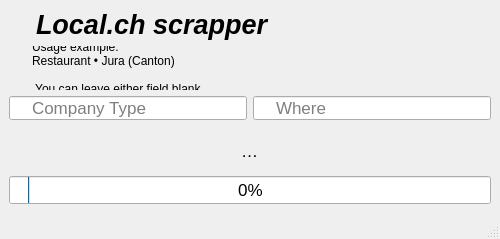
First picture: the form in src/main/resources/base/gui/mainwindow.ui, repository Luc-Bertin/Qt-GUI, before the edit.
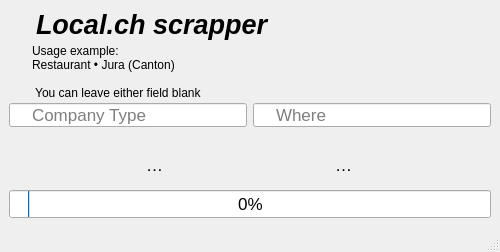
Second picture: the form after the edit.

Commit message: progress bar updated more often for responsiveness, added QFileDialog for changing output destination, added UI button and a few changes in UI

The edit to the form file:
```diff
--- a/src/main/resources/base/gui/mainwindow.ui
+++ b/src/main/resources/base/gui/mainwindow.ui
@@ -7,7 +7,7 @@
     <x>0</x>
     <y>0</y>
     <width>500</width>
-    <height>239</height>
+    <height>252</height>
    </rect>
   </property>
   <property name="minimumSize">
@@ -19,7 +19,7 @@
   <property name="maximumSize">
    <size>
     <width>500</width>
-    <height>300</height>
+    <height>252</height>
    </size>
   </property>
   <property name="font">
@@ -33,6 +33,12 @@
   <property name="windowTitle">
    <string>FlashDesign - Local.ch scraper</string>
   </property>
+  <property name="iconSize">
+   <size>
+    <width>64</width>
+    <height>64</height>
+   </size>
+  </property>
   <widget class="QWidget" name="centralwidget">
    <property name="maximumSize">
     <size>
@@ -120,12 +126,47 @@
       </item>
      </layout>
     </item>
-    <item alignment="Qt::AlignHCenter|Qt::AlignVCenter">
+    <item>
+     <layout class="QHBoxLayout" name="horizontalLayout_2">
+      <item>
+       <widget class="QToolButton" name="SaveTo">
+        <property name="minimumSize">
+         <size>
+          <width>64</width>
+          <height>64</height>
+         </size>
+        </property>
+        <property name="baseSize">
+         <size>
+          <width>64</width>
+          <height>64</height>
+         </size>
+        </property>
+        <property name="styleSheet">
+         <string notr="true">border: none;
+margin-top: 15px; 
+margin-bottom: 15px;
+width: 32px;
+height: 32px;
+</string>
+        </property>
+        <property name="text">
+         <string>Save to</string>
+        </property>
+        <property name="iconSize">
+         <size>
+          <width>64</width>
+          <height>64</height>
+         </size>
+        </property>
+       </widget>
+      </item>
+      <item>
      <widget class="QToolButton" name="toCSVButton">
       <property name="minimumSize">
        <size>
-        <width>50</width>
-        <height>50</height>
+          <width>64</width>
+          <height>64</height>
        </size>
       </property>
       <property name="baseSize">
@@ -147,11 +188,13 @@
       </property>
       <property name="iconSize">
        <size>
-        <width>50</width>
-        <height>50</height>
+          <width>64</width>
+          <height>64</height>
        </size>
       </property>
      </widget>
+      </item>
+     </layout>
     </item>
     <item>
      <widget class="QProgressBar" name="progressBar">
```
Left out of the diff: 4 changed lines with no effect on the pictures. Lines whose indentation alone changed are shown as unchanged. The commit also changes 5 other files.
